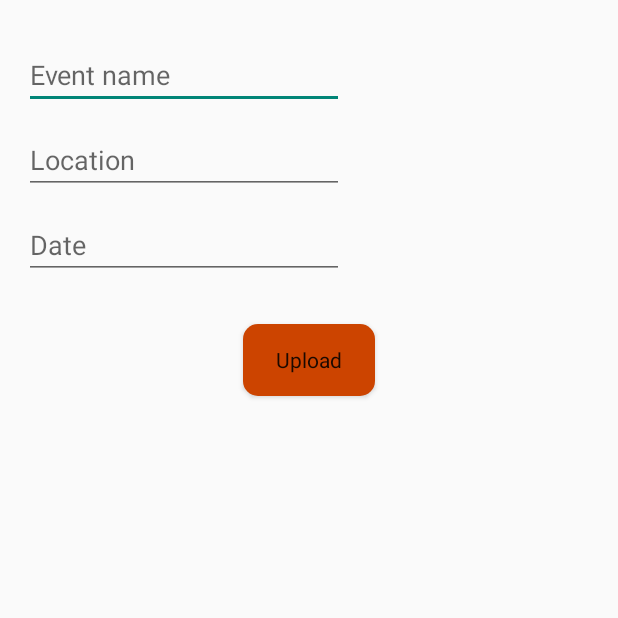
After one commit to SagunPandit/EVENT, an Android app: the Upload screen opened directly, with no data from a screen before it, on a phone screen of 412 x 824 dp, the top half of it. The commit adds this screen. Run offline under Robolectric (Android 15) with nearby library versions, the phone set to English and light mode, and no system bars; our stand-ins replace Volley.

Commit message:
Now user can upload the event name, location and date to database.

```diff
--- a/app/src/main/AndroidManifest.xml
+++ b/app/src/main/AndroidManifest.xml
@@ -36,7 +36,10 @@
         <activity
             android:name=".SignIn"
             android:screenOrientation="portrait"
-            android:theme="@style/AppTheme.NoActionBar"/>
+            android:theme="@style/AppTheme.NoActionBar" />
+        <activity
+            android:name=".Upload"
+            android:screenOrientation="portrait"></activity>
     </application>
 
 </manifest>
--- /dev/null
+++ b/app/src/main/res/layout/activity_upload.xml
@@ -0,0 +1,58 @@
+<?xml version="1.0" encoding="utf-8"?>
+<RelativeLayout xmlns:android="http://schemas.android.com/apk/res/android"
+    xmlns:tools="http://schemas.android.com/tools"
+    android:id="@+id/activity_upload"
+    android:layout_width="match_parent"
+    android:layout_height="match_parent"
+    android:paddingBottom="@dimen/activity_vertical_margin"
+    android:paddingLeft="@dimen/activity_horizontal_margin"
+    android:paddingRight="@dimen/activity_horizontal_margin"
+    android:paddingTop="@dimen/activity_vertical_margin"
+    tools:context="semproject.nevent.Upload">
+
+
+    <EditText
+        android:layout_width="wrap_content"
+        android:layout_height="wrap_content"
+        android:id="@+id/event_name"
+        android:ems="10"
+        android:hint="Event name"
+        android:layout_marginTop="11dp"/>
+
+    <EditText
+        android:layout_width="wrap_content"
+        android:layout_height="wrap_content"
+        android:id="@+id/location"
+        android:hint="Location"
+        android:ems="10"
+        android:layout_below="@id/event_name"
+        android:layout_marginTop="11dp"/>
+
+    <EditText
+        android:layout_width="wrap_content"
+        android:layout_height="wrap_content"
+        android:id="@+id/date"
+        android:hint="Date"
+        android:ems="10"
+        android:layout_below="@id/location"
+        android:layout_marginTop="11dp"/>
+
+    <Button
+        android:text="Upload"
+        android:background="@drawable/shape2"
+        android:layout_width="wrap_content"
+        android:layout_height="wrap_content"
+        android:layout_below="@id/date"
+        android:layout_centerHorizontal="true"
+        android:layout_marginTop="16dp"
+        android:id="@+id/button_register"
+        android:elevation="24dp"
+        android:textAppearance="@style/TextAppearance.AppCompat"
+        android:onClick="upload"
+        android:layout_margin="30dp"/>
+
+
+
+
+
+</RelativeLayout>
--- a/app/src/main/res/values/strings.xml
+++ b/app/src/main/res/values/strings.xml
@@ -10,4 +10,5 @@
 
     <!-- TODO: Remove or change this placeholder text -->
     <string name="hello_blank_fragment">Hello blank fragment</string>
+    <string name="title_activity_delete">Delete</string>
 </resources>
```
Also changed, not shown: app/src/main/java/semproject/nevent/HomePage.java (+17 -0 lines), app/src/main/java/semproject/nevent/Upload.java (added, +114 -0 lines), app/src/main/java/semproject/nevent/UploadRequest.java (added, +37 -0 lines), app/src/main/res/layout/app_bar_homepage.xml (+46 -21 lines).
